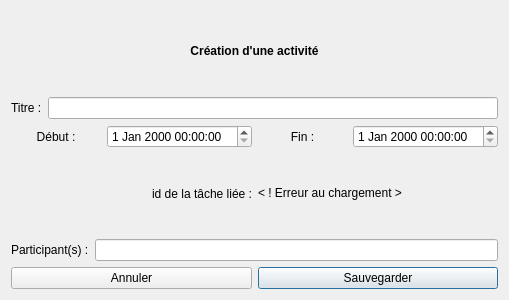
The window that Code source/ProjectCalendar/evenementtacheeditor.ui (SteveLagache/LO21-ProjectCalendarV2) describes before a commit, drawn with Qt 5.
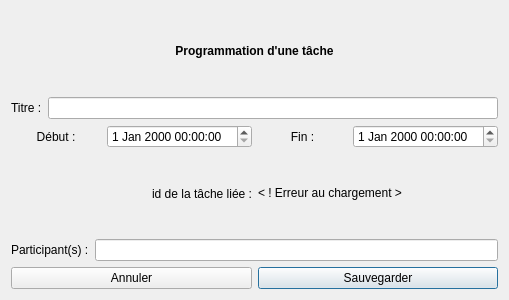
The same window after the commit.

Patch:
```diff
--- a/Code source/ProjectCalendar/evenementtacheeditor.ui
+++ b/Code source/ProjectCalendar/evenementtacheeditor.ui
@@ -27,7 +27,7 @@
           </font>
          </property>
          <property name="text">
-          <string>Création d'une activité</string>
+          <string>Programmation d'une tâche</string>
          </property>
          <property name="alignment">
           <set>Qt::AlignCenter</set>
```
